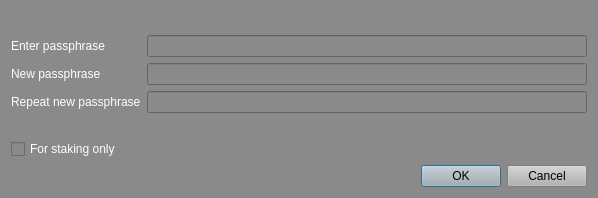
Before: the Qt Designer form src/qt/forms/askpassphrasedialog.ui in Sterlingcoin/Sterlingcoin-1.5.1.1-Lite-Edition-Linux-Source, drawn with Qt 5.
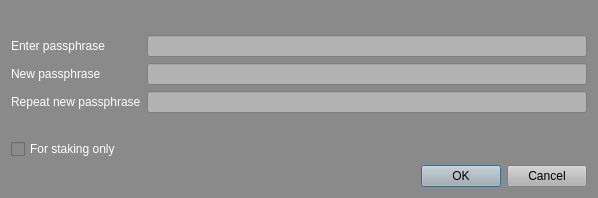
After: the same form once the commit is applied.

```diff
--- a/src/qt/forms/askpassphrasedialog.ui
+++ b/src/qt/forms/askpassphrasedialog.ui
@@ -501,27 +501,54 @@
           <colorrole role="WindowText">
            <brush brushstyle="SolidPattern">
             <color alpha="255">
-             <red>90</red>
-             <green>104</green>
-             <blue>118</blue>
+             <red>255</red>
+             <green>255</green>
+             <blue>255</blue>
+            </color>
+           </brush>
+          </colorrole>
+          <colorrole role="Button">
+           <brush brushstyle="SolidPattern">
+            <color alpha="255">
+             <red>178</red>
+             <green>178</green>
+             <blue>178</blue>
             </color>
            </brush>
           </colorrole>
           <colorrole role="Text">
            <brush brushstyle="SolidPattern">
             <color alpha="255">
-             <red>90</red>
-             <green>104</green>
-             <blue>118</blue>
+             <red>255</red>
+             <green>255</green>
+             <blue>255</blue>
             </color>
            </brush>
           </colorrole>
           <colorrole role="ButtonText">
            <brush brushstyle="SolidPattern">
             <color alpha="255">
-             <red>90</red>
-             <green>104</green>
-             <blue>118</blue>
+             <red>255</red>
+             <green>255</green>
+             <blue>255</blue>
+            </color>
+           </brush>
+          </colorrole>
+          <colorrole role="Base">
+           <brush brushstyle="SolidPattern">
+            <color alpha="255">
+             <red>178</red>
+             <green>178</green>
+             <blue>178</blue>
+            </color>
+           </brush>
+          </colorrole>
+          <colorrole role="Window">
+           <brush brushstyle="SolidPattern">
+            <color alpha="255">
+             <red>178</red>
+             <green>178</green>
+             <blue>178</blue>
             </color>
            </brush>
           </colorrole>
@@ -548,27 +575,54 @@
           <colorrole role="WindowText">
            <brush brushstyle="SolidPattern">
             <color alpha="255">
-             <red>90</red>
-             <green>104</green>
-             <blue>118</blue>
+             <red>255</red>
+             <green>255</green>
+             <blue>255</blue>
+            </color>
+           </brush>
+          </colorrole>
+          <colorrole role="Button">
+           <brush brushstyle="SolidPattern">
+            <color alpha="255">
+             <red>178</red>
+             <green>178</green>
+             <blue>178</blue>
             </color>
            </brush>
           </colorrole>
           <colorrole role="Text">
            <brush brushstyle="SolidPattern">
             <color alpha="255">
-             <red>90</red>
-             <green>104</green>
-             <blue>118</blue>
+             <red>255</red>
+             <green>255</green>
+             <blue>255</blue>
             </color>
            </brush>
           </colorrole>
           <colorrole role="ButtonText">
            <brush brushstyle="SolidPattern">
             <color alpha="255">
-             <red>90</red>
-             <green>104</green>
-             <blue>118</blue>
+             <red>255</red>
+             <green>255</green>
+             <blue>255</blue>
+            </color>
+           </brush>
+          </colorrole>
+          <colorrole role="Base">
+           <brush brushstyle="SolidPattern">
+            <color alpha="255">
+             <red>178</red>
+             <green>178</green>
+             <blue>178</blue>
+            </color>
+           </brush>
+          </colorrole>
+          <colorrole role="Window">
+           <brush brushstyle="SolidPattern">
+            <color alpha="255">
+             <red>178</red>
+             <green>178</green>
+             <blue>178</blue>
             </color>
            </brush>
           </colorrole>
@@ -595,27 +649,54 @@
           <colorrole role="WindowText">
            <brush brushstyle="SolidPattern">
             <color alpha="255">
-             <red>69</red>
-             <green>69</green>
-             <blue>69</blue>
+             <red>255</red>
+             <green>255</green>
+             <blue>255</blue>
+            </color>
+           </brush>
+          </colorrole>
+          <colorrole role="Button">
+           <brush brushstyle="SolidPattern">
+            <color alpha="255">
+             <red>178</red>
+             <green>178</green>
+             <blue>178</blue>
             </color>
            </brush>
           </colorrole>
           <colorrole role="Text">
            <brush brushstyle="SolidPattern">
             <color alpha="255">
-             <red>69</red>
-             <green>69</green>
-             <blue>69</blue>
+             <red>255</red>
+             <green>255</green>
+             <blue>255</blue>
             </color>
            </brush>
           </colorrole>
           <colorrole role="ButtonText">
            <brush brushstyle="SolidPattern">
             <color alpha="255">
-             <red>69</red>
-             <green>69</green>
-             <blue>69</blue>
+             <red>255</red>
+             <green>255</green>
+             <blue>255</blue>
+            </color>
+           </brush>
+          </colorrole>
+          <colorrole role="Base">
+           <brush brushstyle="SolidPattern">
+            <color alpha="255">
+             <red>178</red>
+             <green>178</green>
+             <blue>178</blue>
+            </color>
+           </brush>
+          </colorrole>
+          <colorrole role="Window">
+           <brush brushstyle="SolidPattern">
+            <color alpha="255">
+             <red>178</red>
+             <green>178</green>
+             <blue>178</blue>
             </color>
            </brush>
           </colorrole>
@@ -641,7 +722,11 @@
         </palette>
        </property>
        <property name="autoFillBackground">
-        <bool>true</bool>
+        <bool>false</bool>
+       </property>
+       <property name="styleSheet">
+        <string notr="true">background-color: rgb(178, 178, 178);
+color: rgb(255,255,255);</string>
        </property>
        <property name="echoMode">
         <enum>QLineEdit::Password</enum>
@@ -663,18 +748,54 @@
           <colorrole role="WindowText">
            <brush brushstyle="SolidPattern">
             <color alpha="255">
-             <red>90</red>
-             <green>104</green>
-             <blue>118</blue>
+             <red>255</red>
+             <green>255</green>
+             <blue>255</blue>
+            </color>
+           </brush>
+          </colorrole>
+          <colorrole role="Button">
+           <brush brushstyle="SolidPattern">
+            <color alpha="255">
+             <red>178</red>
+             <green>178</green>
+             <blue>178</blue>
             </color>
            </brush>
           </colorrole>
           <colorrole role="Text">
            <brush brushstyle="SolidPattern">
             <color alpha="255">
-             <red>90</red>
-             <green>104</green>
-             <blue>118</blue>
+             <red>255</red>
+             <green>255</green>
+             <blue>255</blue>
+            </color>
+           </brush>
+          </colorrole>
+          <colorrole role="ButtonText">
+           <brush brushstyle="SolidPattern">
+            <color alpha="255">
+             <red>255</red>
+             <green>255</green>
+             <blue>255</blue>
+            </color>
+           </brush>
+          </colorrole>
+          <colorrole role="Base">
+           <brush brushstyle="SolidPattern">
+            <color alpha="255">
+             <red>178</red>
+             <green>178</green>
+             <blue>178</blue>
+            </color>
+           </brush>
+          </colorrole>
+          <colorrole role="Window">
+           <brush brushstyle="SolidPattern">
+            <color alpha="255">
+             <red>178</red>
+             <green>178</green>
+             <blue>178</blue>
             </color>
            </brush>
           </colorrole>
@@ -692,18 +813,54 @@
           <colorrole role="WindowText">
            <brush brushstyle="SolidPattern">
             <color alpha="255">
-             <red>90</red>
-             <green>104</green>
-             <blue>118</blue>
+             <red>255</red>
+             <green>255</green>
+             <blue>255</blue>
+            </color>
+           </brush>
+          </colorrole>
+          <colorrole role="Button">
+           <brush brushstyle="SolidPattern">
+            <color alpha="255">
+             <red>178</red>
+             <green>178</green>
+             <blue>178</blue>
             </color>
            </brush>
           </colorrole>
           <colorrole role="Text">
            <brush brushstyle="SolidPattern">
             <color alpha="255">
-             <red>90</red>
-             <green>104</green>
-             <blue>118</blue>
+             <red>255</red>
+             <green>255</green>
+             <blue>255</blue>
+            </color>
+           </brush>
+          </colorrole>
+          <colorrole role="ButtonText">
+           <brush brushstyle="SolidPattern">
+            <color alpha="255">
+             <red>255</red>
+             <green>255</green>
+             <blue>255</blue>
+            </color>
+           </brush>
+          </colorrole>
+          <colorrole role="Base">
+           <brush brushstyle="SolidPattern">
+            <color alpha="255">
+             <red>178</red>
+             <green>178</green>
+             <blue>178</blue>
+            </color>
+           </brush>
+          </colorrole>
+          <colorrole role="Window">
+           <brush brushstyle="SolidPattern">
+            <color alpha="255">
+             <red>178</red>
+             <green>178</green>
+             <blue>178</blue>
             </color>
            </brush>
           </colorrole>
@@ -721,18 +878,54 @@
           <colorrole role="WindowText">
            <brush brushstyle="SolidPattern">
             <color alpha="255">
-             <red>69</red>
-             <green>69</green>
-             <blue>69</blue>
+             <red>255</red>
+             <green>255</green>
+             <blue>255</blue>
+            </color>
+           </brush>
+          </colorrole>
+          <colorrole role="Button">
+           <brush brushstyle="SolidPattern">
+            <color alpha="255">
+             <red>178</red>
+             <green>178</green>
+             <blue>178</blue>
             </color>
            </brush>
           </colorrole>
           <colorrole role="Text">
            <brush brushstyle="SolidPattern">
             <color alpha="255">
-             <red>69</red>
-             <green>69</green>
-             <blue>69</blue>
+             <red>255</red>
+             <green>255</green>
+             <blue>255</blue>
+            </color>
+           </brush>
+          </colorrole>
+          <colorrole role="ButtonText">
+           <brush brushstyle="SolidPattern">
+            <color alpha="255">
+             <red>255</red>
+             <green>255</green>
+             <blue>255</blue>
+            </color>
+           </brush>
+          </colorrole>
+          <colorrole role="Base">
+           <brush brushstyle="SolidPattern">
+            <color alpha="255">
+             <red>178</red>
+             <green>178</green>
+             <blue>178</blue>
+            </color>
+           </brush>
+          </colorrole>
+          <colorrole role="Window">
+           <brush brushstyle="SolidPattern">
+            <color alpha="255">
+             <red>178</red>
+             <green>178</green>
+             <blue>178</blue>
             </color>
            </brush>
           </colorrole>
@@ -749,7 +942,11 @@
         </palette>
        </property>
        <property name="autoFillBackground">
-        <bool>true</bool>
+        <bool>false</bool>
+       </property>
+       <property name="styleSheet">
+        <string notr="true">background-color: rgb(178, 178, 178);
+color: rgb(255,255,255);</string>
        </property>
        <property name="echoMode">
         <enum>QLineEdit::Password</enum>
@@ -771,18 +968,27 @@
           <colorrole role="WindowText">
            <brush brushstyle="SolidPattern">
             <color alpha="255">
-             <red>90</red>
-             <green>104</green>
-             <blue>118</blue>
+             <red>255</red>
+             <green>255</green>
+             <blue>255</blue>
+            </color>
+           </brush>
+          </colorrole>
+          <colorrole role="Button">
+           <brush brushstyle="SolidPattern">
+            <color alpha="255">
+             <red>178</red>
+             <green>178</green>
+             <blue>178</blue>
             </color>
            </brush>
           </colorrole>
           <colorrole role="Text">
            <brush brushstyle="SolidPattern">
             <color alpha="255">
-             <red>90</red>
-             <green>104</green>
-             <blue>118</blue>
+             <red>255</red>
+             <green>255</green>
+             <blue>255</blue>
             </color>
            </brush>
           </colorrole>
@@ -795,6 +1001,24 @@
             </color>
            </brush>
           </colorrole>
+          <colorrole role="Base">
+           <brush brushstyle="SolidPattern">
+            <color alpha="255">
+             <red>178</red>
+             <green>178</green>
+             <blue>178</blue>
+            </color>
+           </brush>
+          </colorrole>
+          <colorrole role="Window">
+           <brush brushstyle="SolidPattern">
+            <color alpha="255">
+             <red>178</red>
+             <green>178</green>
+             <blue>178</blue>
+            </color>
+           </brush>
+          </colorrole>
           <colorrole role="Shadow">
            <brush brushstyle="SolidPattern">
             <color alpha="255">
@@ -809,18 +1033,27 @@
           <colorrole role="WindowText">
            <brush brushstyle="SolidPattern">
             <color alpha="255">
-             <red>90</red>
-             <green>104</green>
-             <blue>118</blue>
+             <red>255</red>
+             <green>255</green>
+             <blue>255</blue>
+            </color>
+           </brush>
+          </colorrole>
+          <colorrole role="Button">
+           <brush brushstyle="SolidPattern">
+            <color alpha="255">
+             <red>178</red>
+             <green>178</green>
+             <blue>178</blue>
             </color>
            </brush>
           </colorrole>
           <colorrole role="Text">
            <brush brushstyle="SolidPattern">
             <color alpha="255">
-             <red>90</red>
-             <green>104</green>
-             <blue>118</blue>
+             <red>255</red>
+             <green>255</green>
+             <blue>255</blue>
             </color>
            </brush>
           </colorrole>
@@ -833,6 +1066,24 @@
             </color>
            </brush>
           </colorrole>
+          <colorrole role="Base">
+           <brush brushstyle="SolidPattern">
+            <color alpha="255">
+             <red>178</red>
+             <green>178</green>
+             <blue>178</blue>
+            </color>
+           </brush>
+          </colorrole>
+          <colorrole role="Window">
+           <brush brushstyle="SolidPattern">
+            <color alpha="255">
+             <red>178</red>
+             <green>178</green>
+             <blue>178</blue>
+            </color>
+           </brush>
+          </colorrole>
           <colorrole role="Shadow">
            <brush brushstyle="SolidPattern">
             <color alpha="255">
@@ -847,27 +1098,54 @@
           <colorrole role="WindowText">
            <brush brushstyle="SolidPattern">
             <color alpha="255">
-             <red>69</red>
-             <green>69</green>
-             <blue>69</blue>
+             <red>255</red>
+             <green>255</green>
+             <blue>255</blue>
+            </color>
+           </brush>
+          </colorrole>
+          <colorrole role="Button">
+           <brush brushstyle="SolidPattern">
+            <color alpha="255">
+             <red>178</red>
+             <green>178</green>
+             <blue>178</blue>
             </color>
            </brush>
           </colorrole>
           <colorrole role="Text">
            <brush brushstyle="SolidPattern">
             <color alpha="255">
-             <red>69</red>
-             <green>69</green>
-             <blue>69</blue>
+             <red>255</red>
+             <green>255</green>
+             <blue>255</blue>
             </color>
            </brush>
           </colorrole>
           <colorrole role="ButtonText">
            <brush brushstyle="SolidPattern">
             <color alpha="255">
-             <red>69</red>
-             <green>69</green>
-             <blue>69</blue>
+             <red>255</red>
+             <green>255</green>
+             <blue>255</blue>
+            </color>
+           </brush>
+          </colorrole>
+          <colorrole role="Base">
+           <brush brushstyle="SolidPattern">
+            <color alpha="255">
+             <red>178</red>
+             <green>178</green>
+             <blue>178</blue>
+            </color>
+           </brush>
+          </colorrole>
+          <colorrole role="Window">
+           <brush brushstyle="SolidPattern">
+            <color alpha="255">
+             <red>178</red>
+             <green>178</green>
+             <blue>178</blue>
             </color>
            </brush>
           </colorrole>
@@ -884,7 +1162,11 @@
         </palette>
        </property>
        <property name="autoFillBackground">
-        <bool>true</bool>
+        <bool>false</bool>
+       </property>
+       <property name="styleSheet">
+        <string notr="true">background-color: rgb(178, 178, 178);
+color: rgb(255,255,255);</string>
        </property>
        <property name="echoMode">
         <enum>QLineEdit::Password</enum>
```
Left out of the diff: 12 changed lines with no effect on the pictures.
